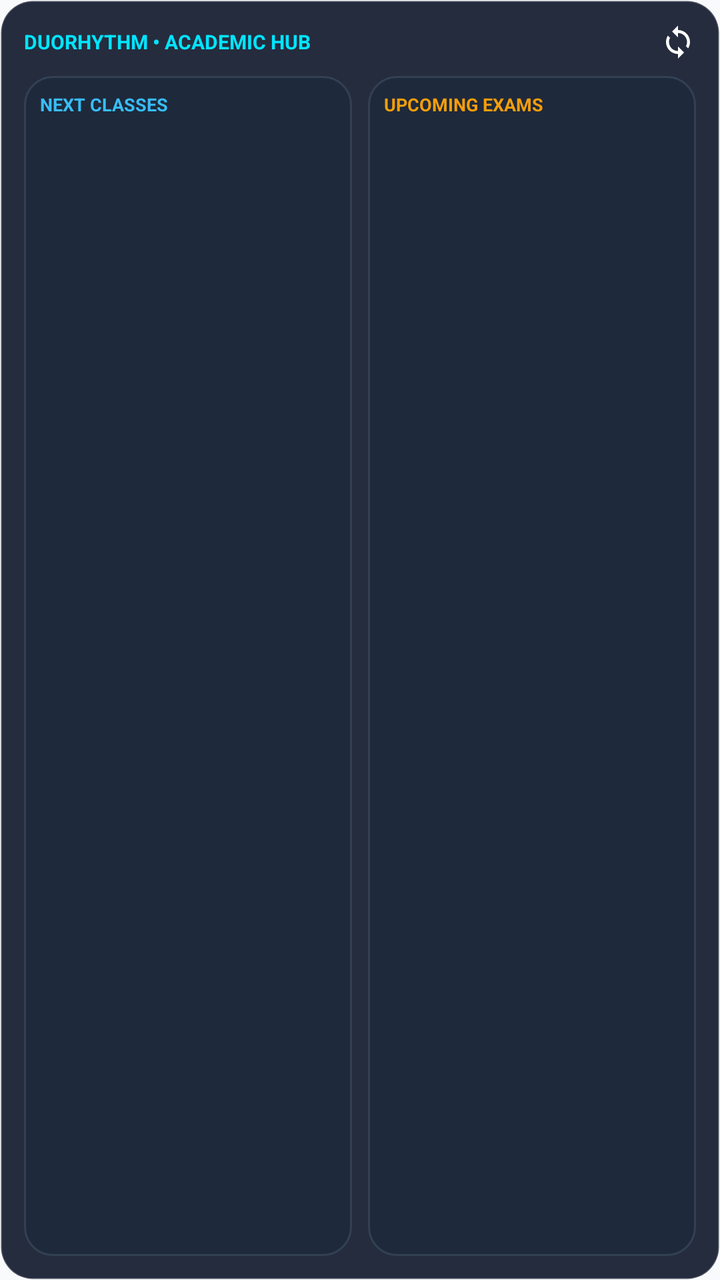
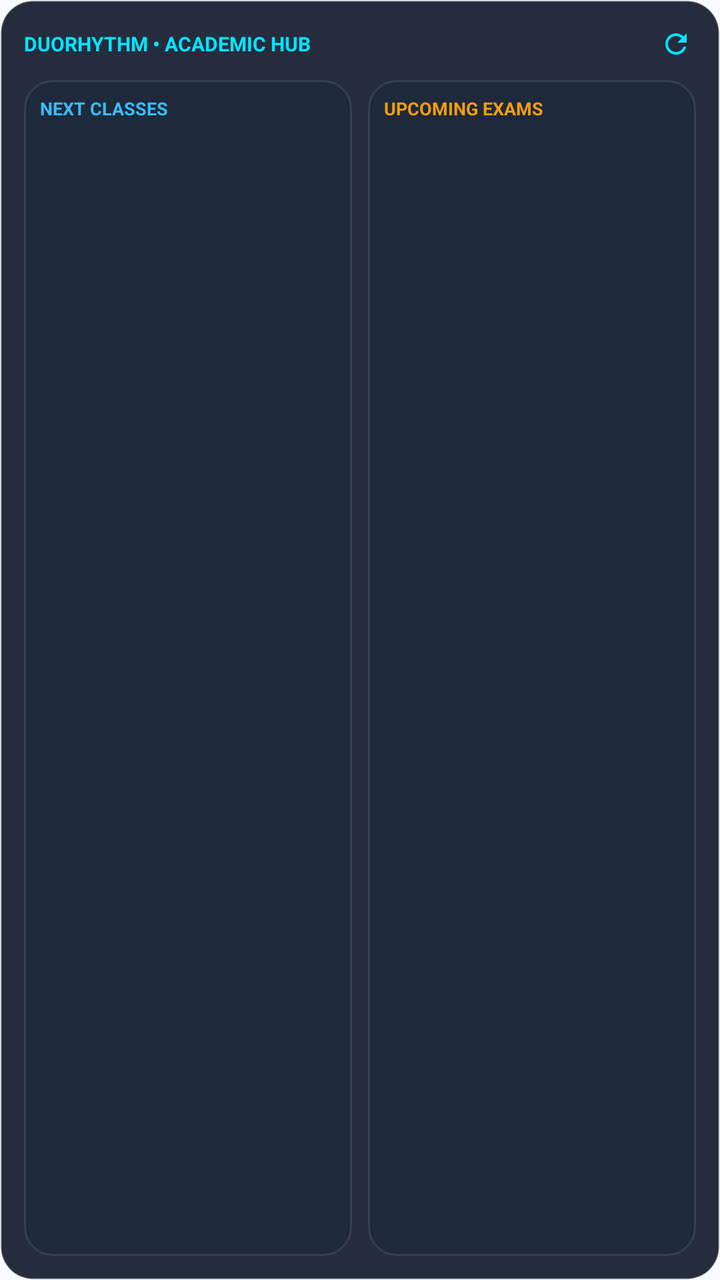

Before-and-after screenshots of an Android layout around one commit, followed by the original layout XML and the change that was made.
<!-- AndroidManifest.xml: application theme Theme.LifeSync -->
<!-- res/layout/widget_academic_hub.xml -->
<?xml version="1.0" encoding="utf-8"?>
<LinearLayout xmlns:android="http://schemas.android.com/apk/res/android"
    android:id="@+id/layoutWidgetRoot"
    android:layout_width="match_parent"
    android:layout_height="match_parent"
    android:background="@drawable/bg_card_dark_elevated"
    android:orientation="vertical"
    android:padding="12dp">

    
    <LinearLayout
        android:layout_width="match_parent"
        android:layout_height="wrap_content"
        android:gravity="center_vertical"
        android:orientation="horizontal">

        <TextView
            android:layout_width="0dp"
            android:layout_height="wrap_content"
            android:layout_weight="1"
            android:text="DUORHYTHM • ACADEMIC HUB"
            android:textColor="#00E5FF"
            android:textSize="10sp"
            android:textStyle="bold" />

        <TextView
            android:id="@+id/tvWidgetSyncTime"
            android:layout_width="wrap_content"
            android:layout_height="wrap_content"
            android:layout_marginEnd="6dp"
            android:textColor="#64748B"
            android:textSize="10sp" />

        <ImageView
            android:id="@+id/btnWidgetRefresh"
            android:layout_width="18dp"
            android:layout_height="18dp"
            android:background="?attr/selectableItemBackgroundBorderless"
            android:contentDescription="Quick Refresh"
            android:src="@drawable/ic_refresh" />
    </LinearLayout>

    <LinearLayout
        android:layout_width="match_parent"
        android:layout_height="0dp"
        android:layout_marginTop="8dp"
        android:layout_weight="1"
        android:baselineAligned="false"
        android:orientation="horizontal">

        
        <LinearLayout
            android:id="@+id/layoutScheduleSection"
            android:layout_width="0dp"
            android:layout_height="match_parent"
            android:layout_weight="1"
            android:background="@drawable/bg_card_dark"
            android:orientation="vertical"
            android:padding="8dp">

            <TextView
                android:id="@+id/tvNextClassHeader"
                android:layout_width="match_parent"
                android:layout_height="wrap_content"
                android:text="NEXT CLASSES"
                android:textColor="#38BDF8"
                android:textSize="9sp"
                android:textStyle="bold" />

            <LinearLayout
                android:id="@+id/rowClass1"
                android:layout_width="match_parent"
                android:layout_height="wrap_content"
                android:layout_marginTop="4dp"
                android:orientation="vertical">

                <TextView
                    android:id="@+id/tvClass1Title"
                    android:layout_width="match_parent"
                    android:layout_height="wrap_content"
                    android:ellipsize="end"
                    android:maxLines="1"
                    android:textColor="#FFFFFF"
                    android:textSize="12sp"
                    android:textStyle="bold" />

                <TextView
                    android:id="@+id/tvClass1Details"
                    android:layout_width="match_parent"
                    android:layout_height="wrap_content"
                    android:ellipsize="end"
                    android:maxLines="1"
                    android:textColor="#94A3B8"
                    android:textSize="10sp" />
            </LinearLayout>

            <LinearLayout
                android:id="@+id/rowClass2"
                android:layout_width="match_parent"
                android:layout_height="wrap_content"
                android:layout_marginTop="4dp"
                android:orientation="vertical">

                <TextView
                    android:id="@+id/tvClass2Title"
                    android:layout_width="match_parent"
                    android:layout_height="wrap_content"
                    android:ellipsize="end"
                    android:maxLines="1"
                    android:textColor="#FFFFFF"
                    android:textSize="12sp"
                    android:textStyle="bold" />

                <TextView
                    android:id="@+id/tvClass2Details"
                    android:layout_width="match_parent"
                    android:layout_height="wrap_content"
                    android:ellipsize="end"
                    android:maxLines="1"
                    android:textColor="#94A3B8"
                    android:textSize="10sp" />
            </LinearLayout>

            <TextView
                android:id="@+id/tvNoClasses"
                android:layout_width="match_parent"
                android:layout_height="match_parent"
                android:gravity="center"
                android:text="No upcoming classes"
                android:textColor="#64748B"
                android:textSize="11sp"
                android:visibility="gone" />
        </LinearLayout>

        <View
            android:layout_width="8dp"
            android:layout_height="match_parent" />

        
        <LinearLayout
            android:id="@+id/layoutExamSection"
            android:layout_width="0dp"
            android:layout_height="match_parent"
            android:layout_weight="1"
            android:background="@drawable/bg_card_dark"
            android:orientation="vertical"
            android:padding="8dp">

            <TextView
                android:id="@+id/tvNextExamHeader"
                android:layout_width="match_parent"
                android:layout_height="wrap_content"
                android:text="UPCOMING EXAMS"
                android:textColor="#F59E0B"
                android:textSize="9sp"
                android:textStyle="bold" />

            <LinearLayout
                android:id="@+id/rowExam1"
                android:layout_width="match_parent"
                android:layout_height="wrap_content"
                android:layout_marginTop="4dp"
                android:orientation="vertical">

                <LinearLayout
                    android:layout_width="match_parent"
                    android:layout_height="wrap_content"
                    android:gravity="center_vertical"
                    android:orientation="horizontal">

                    <TextView
                        android:id="@+id/tvExam1Title"
                        android:layout_width="0dp"
                        android:layout_height="wrap_content"
                        android:layout_weight="1"
                        android:ellipsize="end"
                        android:maxLines="1"
                        android:textColor="#FFFFFF"
                        android:textSize="12sp"
                        android:textStyle="bold" />

                    <TextView
                        android:id="@+id/tvExam1Badge"
                        android:layout_width="wrap_content"
                        android:layout_height="wrap_content"
                        android:textColor="#F59E0B"
                        android:textSize="9sp"
                        android:textStyle="bold" />
                </LinearLayout>

                <TextView
                    android:id="@+id/tvExam1Details"
                    android:layout_width="match_parent"
                    android:layout_height="wrap_content"
                    android:ellipsize="end"
                    android:maxLines="1"
                    android:textColor="#94A3B8"
                    android:textSize="10sp" />
            </LinearLayout>

            <LinearLayout
                android:id="@+id/rowExam2"
                android:layout_width="match_parent"
                android:layout_height="wrap_content"
                android:layout_marginTop="4dp"
                android:orientation="vertical">

                <LinearLayout
                    android:layout_width="match_parent"
                    android:layout_height="wrap_content"
                    android:gravity="center_vertical"
                    android:orientation="horizontal">

                    <TextView
                        android:id="@+id/tvExam2Title"
                        android:layout_width="0dp"
                        android:layout_height="wrap_content"
                        android:layout_weight="1"
                        android:ellipsize="end"
                        android:maxLines="1"
                        android:textColor="#FFFFFF"
                        android:textSize="12sp"
                        android:textStyle="bold" />

                    <TextView
                        android:id="@+id/tvExam2Badge"
                        android:layout_width="wrap_content"
                        android:layout_height="wrap_content"
                        android:textColor="#F59E0B"
                        android:textSize="9sp"
                        android:textStyle="bold" />
                </LinearLayout>

                <TextView
                    android:id="@+id/tvExam2Details"
                    android:layout_width="match_parent"
                    android:layout_height="wrap_content"
                    android:ellipsize="end"
                    android:maxLines="1"
                    android:textColor="#94A3B8"
                    android:textSize="10sp" />
            </LinearLayout>

            <TextView
                android:id="@+id/tvNoExams"
                android:layout_width="match_parent"
                android:layout_height="match_parent"
                android:gravity="center"
                android:text="All clear! No exams"
                android:textColor="#64748B"
                android:textSize="11sp"
                android:visibility="gone" />
        </LinearLayout>
    </LinearLayout>
</LinearLayout>
<!-- resources referenced by this layout -->
<resources>
  <!-- drawable bg_card_dark (drawable) -->
  <?xml version="1.0" encoding="utf-8"?>
  <shape xmlns:android="http://schemas.android.com/apk/res/android"
      android:shape="rectangle">
      <corners android:radius="14dp" />
      <solid android:color="#1E293B" />
      <stroke
          android:width="1dp"
          android:color="#334155" />
  </shape>
  <!-- drawable bg_card_dark_elevated (drawable) -->
  <?xml version="1.0" encoding="utf-8"?>
  <shape xmlns:android="http://schemas.android.com/apk/res/android"
      android:shape="rectangle">
      <corners android:radius="16dp" />
      <solid android:color="#E60F172A" />
      <stroke
          android:width="1dp"
          android:color="#33FFFFFF" />
  </shape>
  <!-- drawable ic_refresh (drawable) -->
  <vector xmlns:android="http://schemas.android.com/apk/res/android"
      android:width="24dp"
      android:height="24dp"
      android:viewportWidth="24"
      android:viewportHeight="24">
      <path
          android:fillColor="#FFFFFFFF"
          android:pathData="M12,4V1L8,5l4,4V6c3.31,0 6,2.69 6,6 0,1.01 -0.25,1.97 -0.7,2.8l1.46,1.46C19.54,15.03 20,13.57 20,12c0,-4.42 -3.58,-8 -8,-8zm0,14c-3.31,0 -6,-2.69 -6,-6 0,-1.01 0.25,-1.97 0.7,-2.8L5.24,7.74C4.46,8.97 4,10.43 4,12c0,4.42 3.58,8 8,8v3l4,-4 -4,-4v3z"/>
  </vector>
  <color name="primary">#0284C7</color>
  <color name="primary_variant">#0369A1</color>
  <color name="on_primary">#FFFFFF</color>
  <color name="secondary">#7C3AED</color>
  <color name="secondary_variant">#6D28D9</color>
  <color name="on_secondary">#FFFFFF</color>
  <color name="surface">#FFFFFF</color>
  <color name="text_primary">#0F172A</color>
  <color name="text_secondary">#64748B</color>
  <color name="background">#F8FAFC</color>
  <style name="CardElevationRounded" parent="Widget.MaterialComponents.CardView">
          <item name="cardCornerRadius">22dp</item>
          <item name="cardElevation">2dp</item>
          <item name="strokeWidth">1dp</item>
          <item name="strokeColor">@color/card_stroke</item>
          <item name="cardBackgroundColor">@color/surface_card</item>
      </style>
  <style name="DuoRhythmTextView" parent="android:Widget.TextView">
          <item name="android:lineSpacingExtra">2dp</item>
          <item name="android:fontFamily">sans-serif</item>
          <item name="android:includeFontPadding">true</item>
      </style>
  <style name="DuoRhythmEditText" parent="android:Widget.EditText">
          <item name="android:lineSpacingExtra">2dp</item>
          <item name="android:fontFamily">sans-serif</item>
          <item name="android:includeFontPadding">true</item>
          <item name="android:textColor">@color/text_primary</item>
          <item name="android:textColorHint">@color/text_secondary</item>
      </style>
  <color name="card_stroke">#E2E8F0</color>
  <color name="surface_card">#FFFFFF</color>
  <!-- unchanged entries left out for length: 1 -->
</resources>

<!-- the commit's change to res/layout/widget_academic_hub.xml (unified diff, before → after) -->
@@ -27,19 +27,36 @@
             android:id="@+id/tvWidgetSyncTime"
             android:layout_width="wrap_content"
             android:layout_height="wrap_content"
-            android:layout_marginEnd="6dp"
+            android:layout_marginEnd="8dp"
             android:textColor="#64748B"
             android:textSize="10sp" />
 
-        <ImageView
-            android:id="@+id/btnWidgetRefresh"
-            android:layout_width="18dp"
-            android:layout_height="18dp"
-            android:background="?attr/selectableItemBackgroundBorderless"
-            android:contentDescription="Quick Refresh"
-            android:src="@drawable/ic_refresh" />
+        
+        <FrameLayout
+            android:layout_width="20dp"
+            android:layout_height="20dp"
+            android:layout_gravity="center_vertical">
+
+            <ImageView
+                android:id="@+id/btnWidgetRefresh"
+                android:layout_width="16dp"
+                android:layout_height="16dp"
+                android:layout_gravity="center"
+                android:contentDescription="Quick Refresh"
+                android:src="@drawable/ic_refresh" />
+
+            <ProgressBar
+                android:id="@+id/pbWidgetLoading"
+                android:layout_width="16dp"
+                android:layout_height="16dp"
+                android:layout_gravity="center"
+                android:indeterminate="true"
+                android:indeterminateTint="#00E5FF"
+                android:visibility="gone" />
+        </FrameLayout>
     </LinearLayout>
 
+    
     <LinearLayout
         android:layout_width="match_parent"
         android:layout_height="0dp"
@@ -132,7 +149,8 @@
                 android:visibility="gone" />
         </LinearLayout>
 
-        <View
+        
+        <FrameLayout
             android:layout_width="8dp"
             android:layout_height="match_parent" />
 
<!-- resource entries referenced after the edit -->
@@ -27,8 +27,8 @@
       android:viewportWidth="24"
       android:viewportHeight="24">
       <path
-          android:fillColor="#FFFFFFFF"
-          android:pathData="M12,4V1L8,5l4,4V6c3.31,0 6,2.69 6,6 0,1.01 -0.25,1.97 -0.7,2.8l1.46,1.46C19.54,15.03 20,13.57 20,12c0,-4.42 -3.58,-8 -8,-8zm0,14c-3.31,0 -6,-2.69 -6,-6 0,-1.01 0.25,-1.97 0.7,-2.8L5.24,7.74C4.46,8.97 4,10.43 4,12c0,4.42 3.58,8 8,8v3l4,-4 -4,-4v3z"/>
+          android:fillColor="#00E5FF"
+          android:pathData="M17.65,6.35C16.2,4.9 14.21,4 12,4c-4.42,0 -7.99,3.58 -7.99,8s3.57,8 7.99,8c3.73,0 6.84,-2.55 7.73,-6h-2.08c-0.82,2.33 -3.04,4 -5.65,4 -3.31,0 -6,-2.69 -6,-6s2.69,-6 6,-6c1.66,0 3.14,0.69 4.22,1.78L13,11h7V4l-2.35,2.35z"/>
   </vector>
   <color name="primary">#0284C7</color>
   <color name="primary_variant">#0369A1</color>
